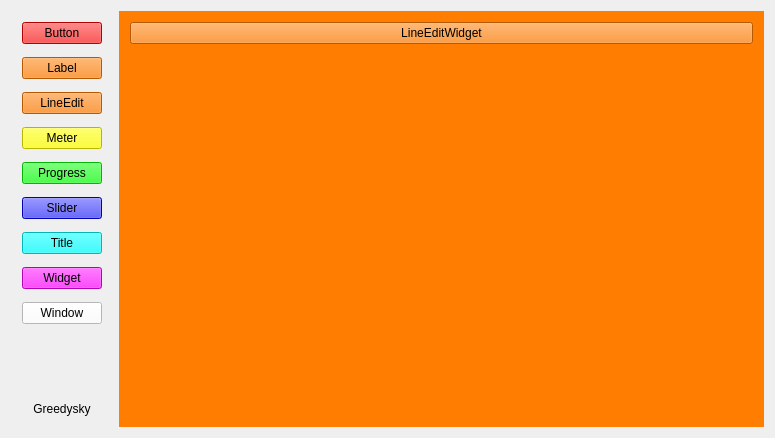
This is TTKExample/mainwindow.ui in Greedysky/TTKWidgetTools as Qt 5 draws it before an edit. The edited form follows.
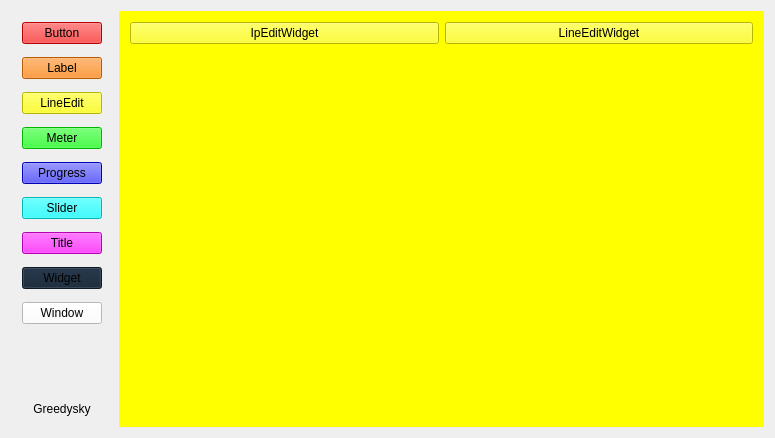
This is the edited form. The open tabs and pages were chosen to show the change. Icons and pictures are not drawn.

Commit message: Add ttk ip line edit module[354911]

The edit to the form file:
```diff
--- a/TTKExample/mainwindow.ui
+++ b/TTKExample/mainwindow.ui
@@ -54,7 +54,7 @@
        <item>
         <widget class="QPushButton" name="LineEditType">
          <property name="styleSheet">
-          <string notr="true">background:#FF7D00</string>
+          <string notr="true">background:#FFFF00</string>
          </property>
          <property name="text">
           <string>LineEdit</string>
@@ -64,7 +64,7 @@
        <item>
         <widget class="QPushButton" name="MeterType">
          <property name="styleSheet">
-          <string notr="true">background:#FFFF00</string>
+          <string notr="true">background:#00FF00</string>
          </property>
          <property name="text">
           <string>Meter</string>
@@ -74,7 +74,7 @@
        <item>
         <widget class="QPushButton" name="ProgressType">
          <property name="styleSheet">
-          <string notr="true">background:#00FF00</string>
+          <string notr="true">background:#0000FF</string>
          </property>
          <property name="text">
           <string>Progress</string>
@@ -84,7 +84,7 @@
        <item>
         <widget class="QPushButton" name="SliderType">
          <property name="styleSheet">
-          <string notr="true">background:#0000FF</string>
+          <string notr="true">background:#00FFFF</string>
          </property>
          <property name="text">
           <string>Slider</string>
@@ -94,7 +94,7 @@
        <item>
         <widget class="QPushButton" name="TitleType">
          <property name="styleSheet">
-          <string notr="true">background:#00FFFF</string>
+          <string notr="true">background:#FF00FF</string>
          </property>
          <property name="text">
           <string>Title</string>
@@ -104,7 +104,7 @@
        <item>
         <widget class="QPushButton" name="WidgetType">
          <property name="styleSheet">
-          <string notr="true">background:#FF00FF</string>
+          <string notr="true">background:#122334</string>
          </property>
          <property name="text">
           <string>Widget</string>
@@ -288,10 +288,17 @@
       </widget>
       <widget class="QWidget" name="LineEditPage">
        <property name="styleSheet">
-        <string notr="true">background:#FF7D00</string>
+        <string notr="true">background:#FFFF00</string>
        </property>
        <layout class="QGridLayout" name="gridLayout_3">
         <item row="0" column="0">
+         <widget class="QPushButton" name="ipEditWidget">
+          <property name="text">
+           <string>IpEditWidget</string>
+          </property>
+         </widget>
+        </item>
+        <item row="0" column="1">
          <widget class="QPushButton" name="lineEditWidget">
           <property name="text">
            <string>LineEditWidget</string>
```
Left out of the diff: 10 changed lines with no effect on the pictures. The commit also changes 10 other files.
